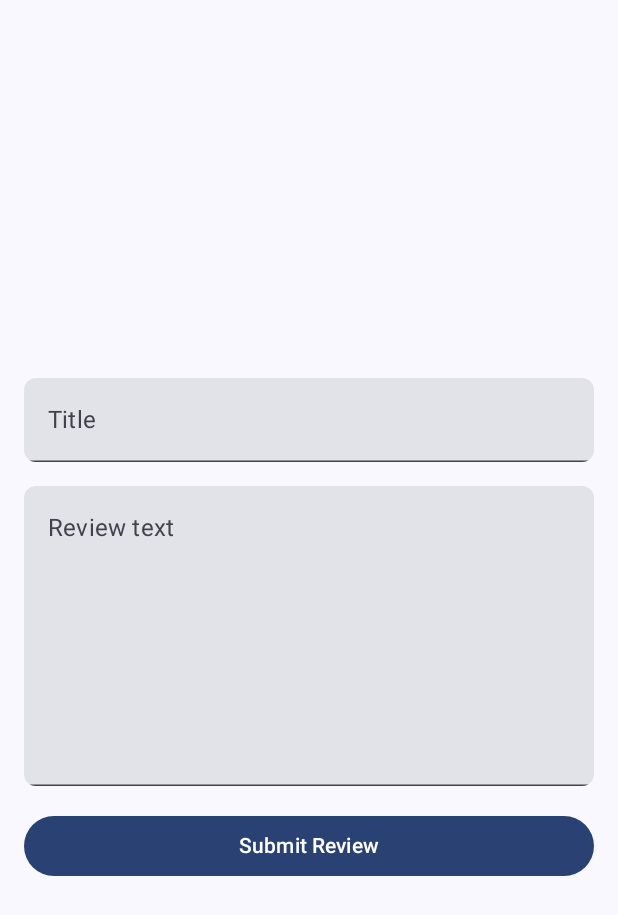
After one commit to israelopeters/rti-reviews-android, an Android app built with Jetpack Compose: the composable PostReviewScreen shown on its own in the app's theme, on a phone screen of 412 x 824 dp. The commit adds this screen. Shown: the top 915 px of the screen. Run offline under Robolectric (Android 15) with nearby library versions, the light colour scheme and no system bars.

Commit message:
feat: Create screen for posting new review

```diff
--- a/app/src/main/java/com/example/rtireviews/data/Review.kt
+++ b/app/src/main/java/com/example/rtireviews/data/Review.kt
@@ -2,10 +2,10 @@ package com.example.rtireviews.data
 
 class Review(
     val id: Long,
-    val title: String,
-    val body: String,
+    var title: String,
+    var body: String,
     val image: Int,
     val author: String,
     val timePosted: String,
-    val comments: List<Comment>
+    var comments: List<Comment> = listOf()
 )
--- /dev/null
+++ b/app/src/main/java/com/example/rtireviews/ui/PostReviewScreen.kt
@@ -0,0 +1,136 @@
+package com.example.rtireviews.ui
+
+import android.content.res.Configuration.UI_MODE_NIGHT_NO
+import android.content.res.Configuration.UI_MODE_NIGHT_YES
+import android.net.Uri
+import androidx.compose.foundation.layout.Arrangement
+import androidx.compose.foundation.layout.Column
+import androidx.compose.foundation.layout.fillMaxSize
+import androidx.compose.foundation.layout.fillMaxWidth
+import androidx.compose.foundation.layout.height
+import androidx.compose.foundation.layout.padding
+import androidx.compose.material3.Button
+import androidx.compose.material3.MaterialTheme
+import androidx.compose.material3.OutlinedButton
+import androidx.compose.material3.Surface
+import androidx.compose.material3.Text
+import androidx.compose.material3.TextField
+import androidx.compose.runtime.Composable
+import androidx.compose.runtime.getValue
+import androidx.compose.runtime.mutableStateOf
+import androidx.compose.runtime.saveable.rememberSaveable
+import androidx.compose.runtime.setValue
+import androidx.compose.ui.Alignment
+import androidx.compose.ui.Modifier
+import androidx.compose.ui.draw.clip
+import androidx.compose.ui.res.stringResource
+import androidx.compose.ui.tooling.preview.Preview
+import androidx.compose.ui.unit.dp
+import androidx.lifecycle.viewmodel.compose.viewModel
+import com.example.rtireviews.R
+import com.example.rtireviews.ui.theme.RTIReviewsTheme
+
+@Composable
+fun PostReviewScreen(
+    viewModel: ReviewViewModel = viewModel(),
+    onSubmitButtonClicked: (ReviewDto) -> Unit,
+    modifier: Modifier = Modifier
+) {
+    Surface(modifier = modifier) {
+        Column(
+            horizontalAlignment = Alignment.CenterHorizontally,
+            verticalArrangement = Arrangement.Center,
+            modifier = Modifier.padding(top = 16.dp).fillMaxSize()
+        ) {
+            // Image picker
+
+            // New review post form
+            PostReviewForm(onSubmitButtonClicked)
+        }
+    }
+}
+
+@Composable
+fun PostReviewForm(
+    onSubmitButtonClicked: (ReviewDto) -> Unit,
+    modifier: Modifier = Modifier
+) {
+    var reviewTitle by rememberSaveable{ mutableStateOf("") }
+    var reviewBody by rememberSaveable{ mutableStateOf("") }
+    var reviewPost by rememberSaveable{
+        mutableStateOf(
+            ReviewDto(
+                title = reviewTitle,
+                body = reviewBody,
+                image = ""
+            )
+        )
+    }
+
+    Column(
+        verticalArrangement = Arrangement.SpaceBetween,
+        horizontalAlignment = Alignment.CenterHorizontally,
+        modifier = modifier.padding(8.dp)
+    ) {
+        TextField(
+            value = reviewTitle,
+            onValueChange = { reviewTitle = it },
+            label = { Text(stringResource(R.string.title)) },
+            maxLines = 2,
+            modifier = Modifier
+                .padding(8.dp)
+                .fillMaxWidth()
+                .clip(MaterialTheme.shapes.small)
+        )
+        TextField(
+            value = reviewBody,
+            onValueChange = { reviewBody = it },
+            label = { Text(stringResource(R.string.review_text)) },
+            modifier = Modifier
+                .padding(8.dp)
+                .fillMaxWidth()
+                .height(200.dp)
+                .clip(MaterialTheme.shapes.small)
+        )
+        Button(
+            onClick = { onSubmitButtonClicked(reviewPost) },
+            modifier = Modifier.padding(8.dp).fillMaxWidth()
+        ) {
+            Text(text = stringResource(R.string.submit_review))
+        }
+    }
+}
+
+@Preview(
+    showBackground = true,
+    uiMode = UI_MODE_NIGHT_NO,
+    name = "DefaultPreviewLight"
+)
+@Preview(
+    showBackground = true,
+    uiMode = UI_MODE_NIGHT_YES,
+    name = "DefaultPreviewDark"
+)
+@Composable
+fun PostReviewFormPreview() {
+    RTIReviewsTheme {
+        PostReviewForm(onSubmitButtonClicked = { })
+    }
+}
+
+@Preview(
+    showBackground = true,
+    uiMode = UI_MODE_NIGHT_NO,
+    name = "DefaultPreviewLight"
+)
+@Preview(
+    showBackground = true,
+    uiMode = UI_MODE_NIGHT_YES,
+    name = "DefaultPreviewDark"
+)
+@Composable
+fun PostReviewScreenPreview() {
+    RTIReviewsTheme {
+        PostReviewScreen(onSubmitButtonClicked = {})
+    }
+}
--- /dev/null
+++ b/app/src/main/java/com/example/rtireviews/ui/ReviewDto.kt
@@ -0,0 +1,9 @@
+package com.example.rtireviews.ui
+
+import com.example.rtireviews.data.Comment
+
+data class ReviewDto(
+    var title: String,
+    var body: String,
+    var image: String,
+)
--- a/app/src/main/res/values/strings.xml
+++ b/app/src/main/res/values/strings.xml
@@ -33,4 +33,9 @@
     <string name="send_post_button">Send Post Button.</string>
     <string name="review_post">Review Post</string>
     <string name="no_comments_yet">No comments yet.</string>
+    <string name="title">Title</string>
+    <string name="review_text">Review text</string>
+    <string name="image">Image</string>
+    <string name="submit_review">Submit Review</string>
+    <string name="select_image">Select Image</string>
 </resources>
```
